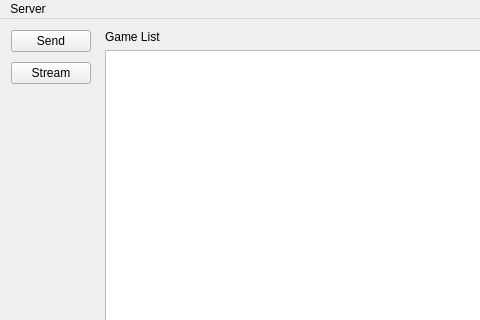
First picture: the form in server/server.ui, repository HackerSchool/r2p, before the edit; both pictures show x 0 to 480 and y 0 to 320 of the 613 by 574 pixel window.
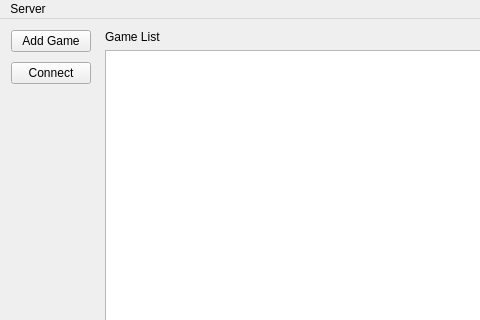
Second picture: the form after the edit. Icons and pictures are not drawn.

What changed in the file:
```diff
--- a/server/server.ui
+++ b/server/server.ui
@@ -36,14 +36,14 @@
        <item>
         <widget class="QPushButton" name="addGameButton">
          <property name="text">
-          <string>Send</string>
+          <string>Add Game</string>
          </property>
         </widget>
        </item>
        <item>
         <widget class="QPushButton" name="streamButton">
          <property name="text">
-          <string>Stream</string>
+          <string>Connect</string>
          </property>
         </widget>
        </item>
```
